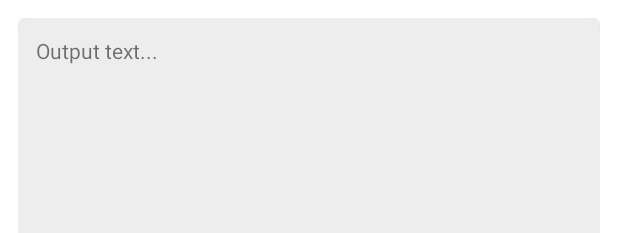
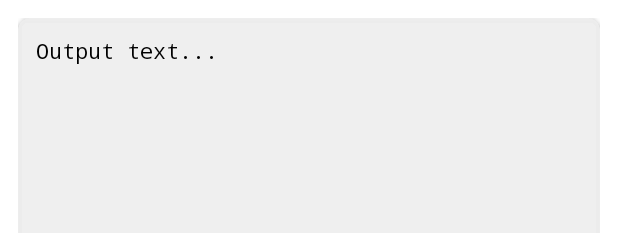
Before and after one commit to ovitrif/game-of-life-kotlin, an Android app: the layout activity_main.xml on its own in the app's theme, with its tools: preview values and no code run, on a phone screen of 412 x 824 dp. Shown: the top 233 px of the screen. Run offline under Robolectric (Android 15) with nearby library versions, the phone set to English and light mode, and no system bars.

```diff
--- a/app/src/main/java/com/masivotech/gameoflife/ui/domain/Cell.kt
+++ b/app/src/main/java/com/masivotech/gameoflife/ui/domain/Cell.kt
@@ -12,8 +12,8 @@ data class Cell(
 ) {
     override fun toString(): String {
         return when (state) {
-            CellState.LIVE -> "🟩"
-            CellState.DEAD -> "🟥"
+            CellState.LIVE -> "X"
+            CellState.DEAD -> "O"
         }
     }
 }
--- a/app/src/main/res/layout/activity_main.xml
+++ b/app/src/main/res/layout/activity_main.xml
@@ -14,16 +14,22 @@
         android:layout_width="match_parent"
         android:layout_height="match_parent"
         android:layout_weight="1"
-        app:cardBackgroundColor="#DDD"
+        app:cardBackgroundColor="@color/gray_200"
         app:cardCornerRadius="8dp">
 
-        <TextView
-            android:id="@+id/outputView"
+        <ScrollView
             android:layout_width="match_parent"
-            android:layout_height="match_parent"
-            android:background="@color/gray_200"
-            android:padding="12dp"
-            tools:text="Output text..." />
+            android:layout_height="wrap_content">
+
+            <TextView
+                android:id="@+id/outputView"
+                android:layout_width="match_parent"
+                android:layout_height="wrap_content"
+                android:fontFamily="monospace"
+                android:padding="12dp"
+                android:textColor="@color/black"
+                tools:text="Output text..." />
+        </ScrollView>
     </androidx.cardview.widget.CardView>
 
     <com.google.android.material.button.MaterialButton
```
Also changed, not shown: app/src/main/java/com/masivotech/gameoflife/ui/MainActivity.kt (+17 -1 lines), app/src/main/java/com/masivotech/gameoflife/ui/MainViewModel.kt (+24 -0 lines).
